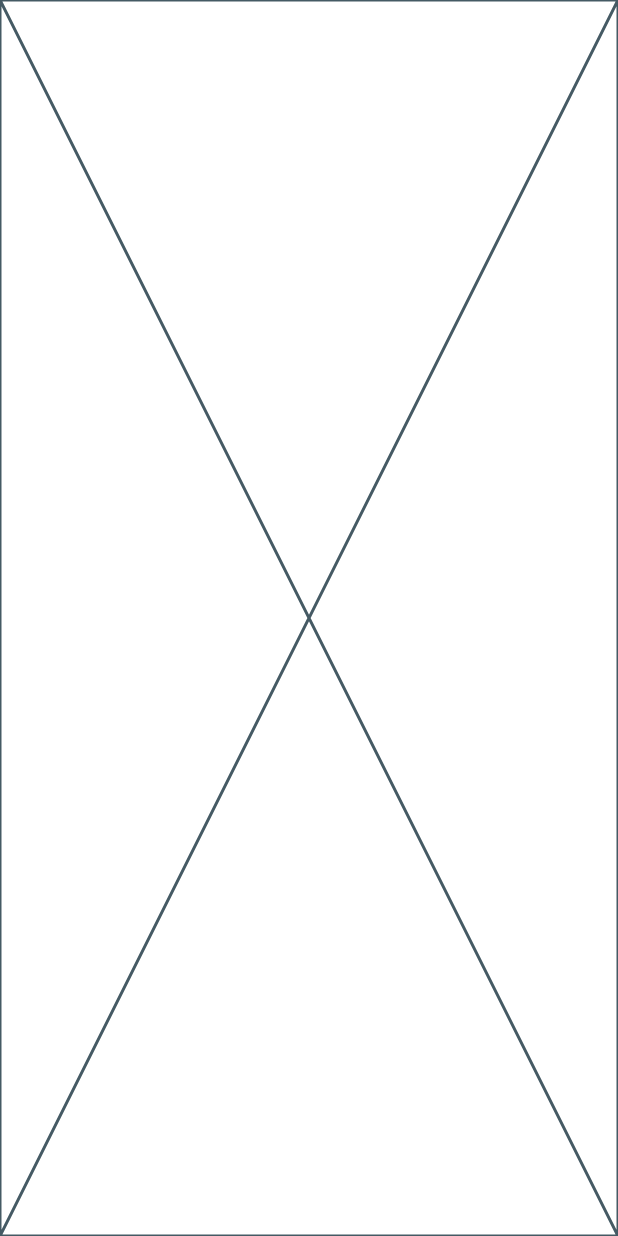
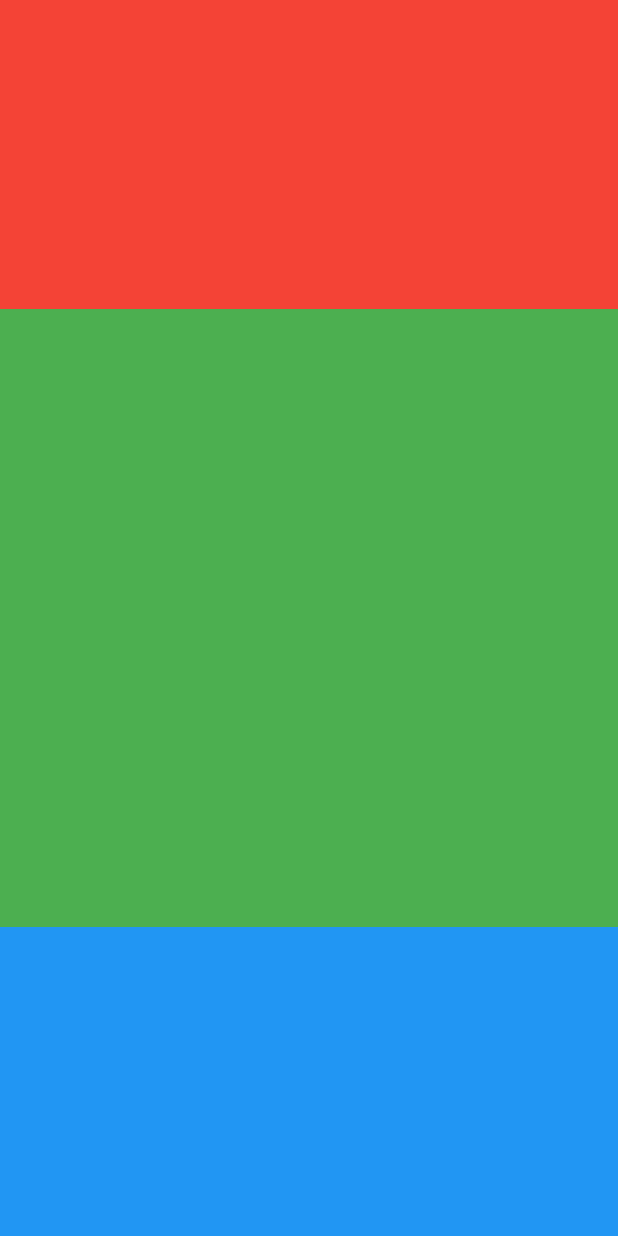
Before and after one commit to Myoungmin/flutter_pomodoro_app, a Flutter app: the screen it shows after launch, on a phone screen of 412 x 824 dp. Run offline on Flutter 3.47's test engine with Material 2 defaults, Android fonts, the phone set to English and light mode, and no system bars.

Commit message:
Scafford에 Flexible 추가
Flexible의 역할은 하드 코딩되는 값을 만들어준다.
UI를 비율에 기반해서 더 유연하게 만들어 줄 수 있다.

```diff
--- a/lib/screens/home_screen.dart
+++ b/lib/screens/home_screen.dart
@@ -1,5 +1,4 @@
-import 'package:flutter/src/widgets/framework.dart';
-import 'package:flutter/src/widgets/placeholder.dart';
+import 'package:flutter/material.dart';
 
 class HomeScreen extends StatefulWidget {
   const HomeScreen({super.key});
@@ -11,6 +10,35 @@ class HomeScreen extends StatefulWidget {
 class _HomeScreenState extends State<HomeScreen> {
   @override
   Widget build(BuildContext context) {
-    return const Placeholder();
+    return Scaffold(
+      body: Column(
+        children: [
+          Flexible(
+            flex: 1,
+            child: Container(
+              decoration: const BoxDecoration(
+                color: Colors.red,
+              ),
+            ),
+          ),
+          Flexible(
+            flex: 2,
+            child: Container(
+              decoration: const BoxDecoration(
+                color: Colors.green,
+              ),
+            ),
+          ),
+          Flexible(
+            flex: 1,
+            child: Container(
+              decoration: const BoxDecoration(
+                color: Colors.blue,
+              ),
+            ),
+          ),
+        ],
+      ),
+    );
   }
 }
```
